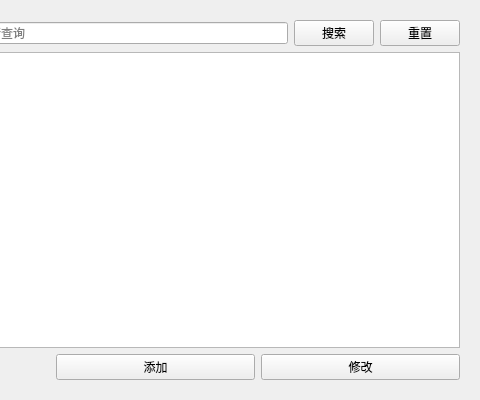
First picture: the form in CampusEventClient/sponsorview.ui, repository liuxing122119/CampusEventSign, before the edit; both pictures show x 570 to 1050 and y 0 to 400 of the 1050 by 400 pixel window.
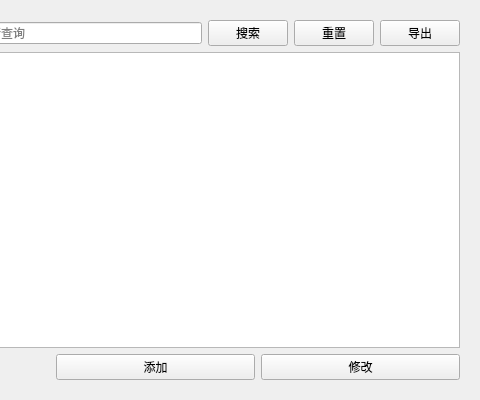
Second picture: the form after the edit.

Diff of the .ui file:
```diff
--- a/CampusEventClient/sponsorview.ui
+++ b/CampusEventClient/sponsorview.ui
@@ -155,6 +155,13 @@
              </property>
             </widget>
            </item>
+           <item>
+            <widget class="QPushButton" name="btExport">
+             <property name="text">
+              <string>导出</string>
+             </property>
+            </widget>
+           </item>
           </layout>
          </item>
          <item>
```
